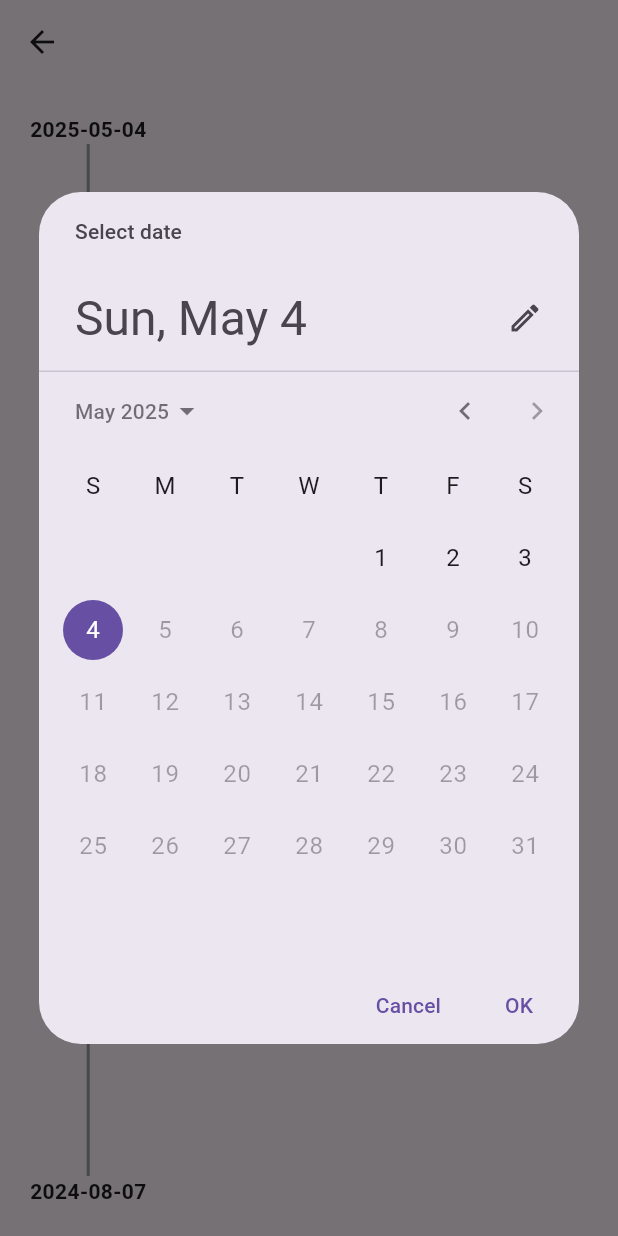
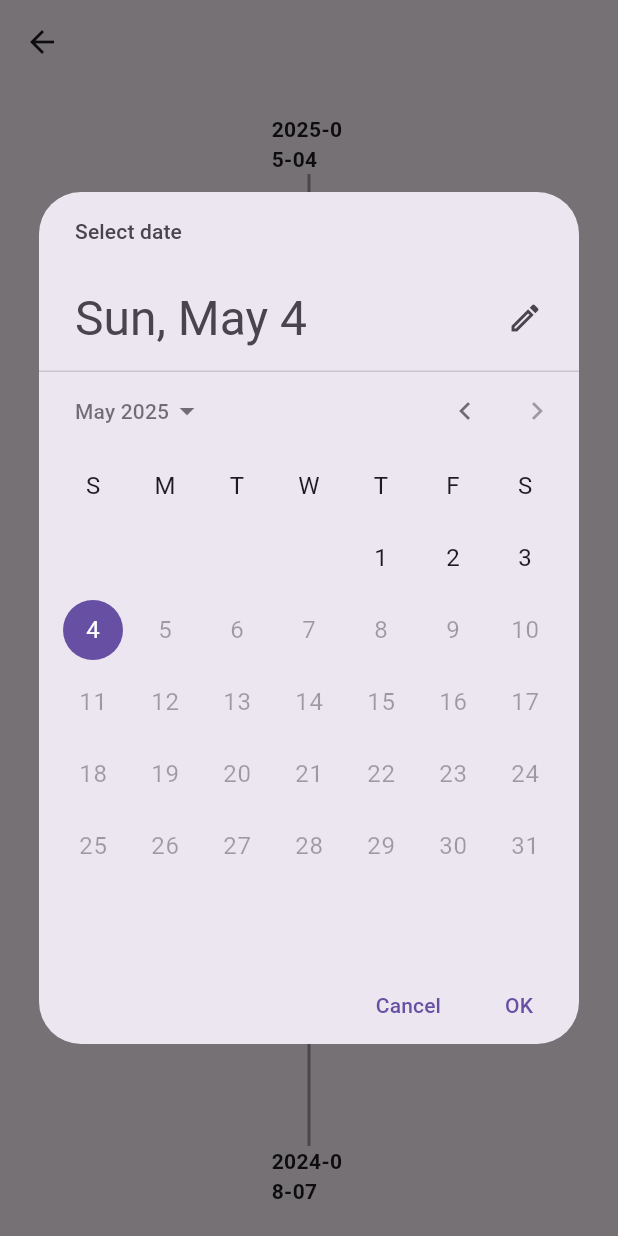
Before and after one commit to unearthcreator/barnbok2, a Flutter app: the TimelineScreen screen opened directly with empty values, after a tap on an icon or button, on a phone screen of 412 x 824 dp. Run offline on Flutter 3.47's test engine with Material 3 defaults, Android fonts, the phone set to English and light mode, and no system bars; our stand-ins replace hive, hive_flutter, image_cropper, image_picker, logger, shared_preferences; accounts and stored records are empty.

Commit message:
Fixed timeline a bit

```diff
--- a/lib/features/timeline_screens/timeline_screen.dart
+++ b/lib/features/timeline_screens/timeline_screen.dart
@@ -48,28 +48,30 @@ class _TimelineScreenState extends State<TimelineScreen> {
       appBar: AppBar(),
       body: Padding(
         padding: const EdgeInsets.all(20.0),
+        child: Center( // Wrap with Center to ensure centering in both orientations
           child: isLandscape
               ? Column(
                   mainAxisAlignment: MainAxisAlignment.center,
                   children: [
                     Row(
-                    crossAxisAlignment: CrossAxisAlignment.center,
+                      crossAxisAlignment: CrossAxisAlignment.start, // Changed to start to align the line with date below
                       children: [
-                      GestureDetector(
-                        onTap: () => _selectDate(context, true),
-                        child: Column(
-                          mainAxisSize: MainAxisSize.min,
+                        Column(
                           children: [
                             Container(
                               height: 25,
                               width: 3,
                               color: Colors.black,
                             ),
-                            const SizedBox(height: 4),
-                            Text('${startDate.toLocal()}'.split(' ')[0],
-                                style: const TextStyle(fontWeight: FontWeight.bold)),
+                            const SizedBox(height: 8), // Increased spacing
+                            GestureDetector(
+                              onTap: () => _selectDate(context, true),
+                              child: Text(
+                                '${startDate.toLocal()}'.split(' ')[0],
+                                style: const TextStyle(fontWeight: FontWeight.bold),
+                              ),
+                            ),
                           ],
-                        ),
                         ),
                         Expanded(
                           child: Container(
@@ -77,34 +79,39 @@ class _TimelineScreenState extends State<TimelineScreen> {
                             color: Colors.grey,
                           ),
                         ),
-                      GestureDetector(
-                        onTap: () => _selectDate(context, false),
-                        child: Column(
-                          mainAxisSize: MainAxisSize.min,
+                        Column(
                           children: [
                             Container(
                               height: 25,
                               width: 3,
                               color: Colors.black,
                             ),
-                            const SizedBox(height: 4),
-                            Text('${endDate.toLocal()}'.split(' ')[0],
-                                style: const TextStyle(fontWeight: FontWeight.bold)),
-                          ],
+                            const SizedBox(height: 8), // Increased spacing
+                            GestureDetector(
+                              onTap: () => _selectDate(context, false),
+                              child: Text(
+                                '${endDate.toLocal()}'.split(' ')[0],
+                                style: const TextStyle(fontWeight: FontWeight.bold),
                               ),
                             ),
                           ],
                         ),
                       ],
+                    ),
+                  ],
                 )
-            : Column(
-                mainAxisAlignment: MainAxisAlignment.spaceBetween,
-                crossAxisAlignment: CrossAxisAlignment.center,
+              : SizedBox(
+                  width: 50, // Fixed width for the portrait timeline
+                  child: Column(
+                    mainAxisAlignment: MainAxisAlignment.center,
+                    crossAxisAlignment: CrossAxisAlignment.center, // Center alignment
                     children: [
                       GestureDetector(
                         onTap: () => _selectDate(context, false),
-                    child: Text('${endDate.toLocal()}'.split(' ')[0],
-                        style: const TextStyle(fontWeight: FontWeight.bold)),
+                        child: Text(
+                          '${endDate.toLocal()}'.split(' ')[0],
+                          style: const TextStyle(fontWeight: FontWeight.bold),
+                        ),
                       ),
                       Expanded(
                         child: Container(
@@ -114,10 +121,14 @@ class _TimelineScreenState extends State<TimelineScreen> {
                       ),
                       GestureDetector(
                         onTap: () => _selectDate(context, true),
-                    child: Text('${startDate.toLocal()}'.split(' ')[0],
-                        style: const TextStyle(fontWeight: FontWeight.bold)),
+                        child: Text(
+                          '${startDate.toLocal()}'.split(' ')[0],
+                          style: const TextStyle(fontWeight: FontWeight.bold),
+                        ),
                       ),
                     ],
+                  ),
+                ),
         ),
       ),
     );
```
Lines whose indentation alone changed are shown as unchanged.
